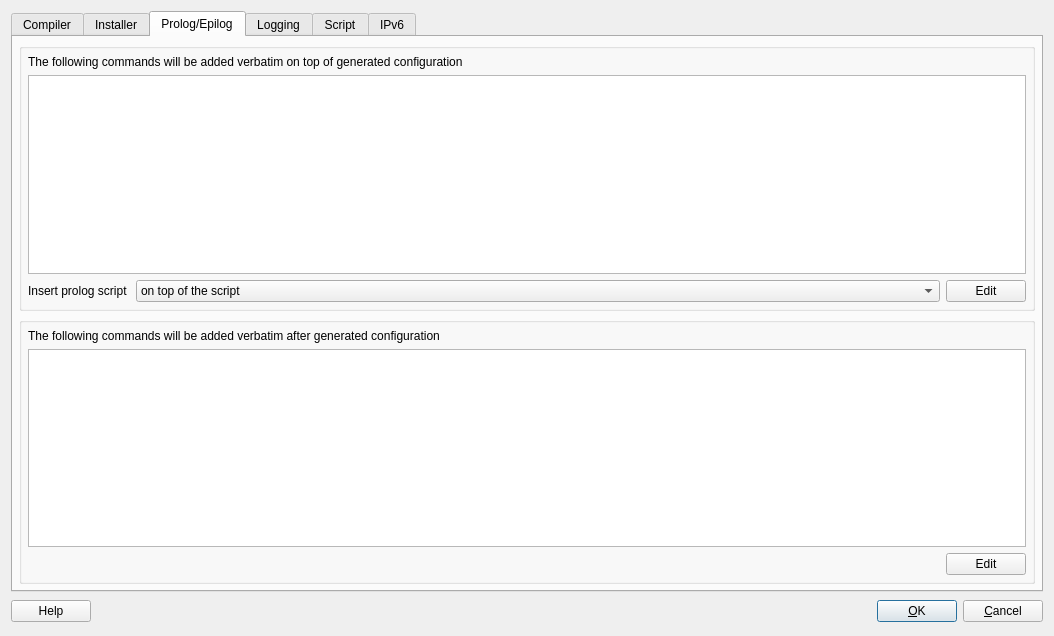
Linuxfabrik/firewallfabrik, file src/firewallfabrik/gui/ui/iptablessettingsdialog_q.ui: the form before one commit.
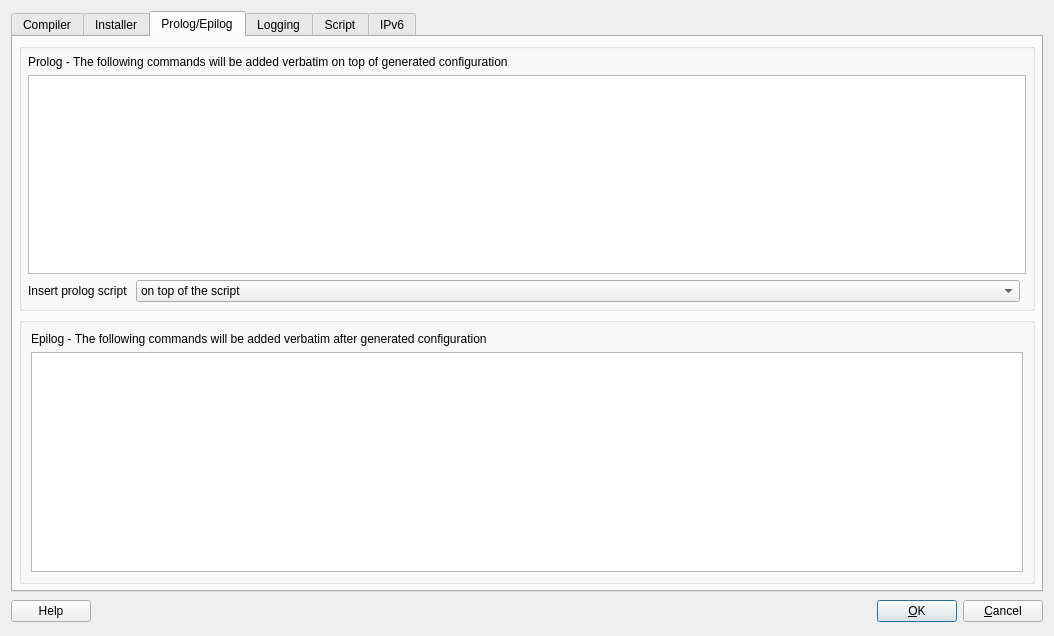
The form after the commit. The open tabs and pages were chosen to show the change.

Commit message: feat(gui): remove superfluous pro-/epilog edit buttons

Diff of the .ui file:
```diff
--- a/src/firewallfabrik/gui/ui/iptablessettingsdialog_q.ui
+++ b/src/firewallfabrik/gui/ui/iptablessettingsdialog_q.ui
@@ -886,39 +886,10 @@
           <string/>
          </property>
          <layout class="QGridLayout">
-          <property name="margin" stdset="0">
-           <number>6</number>
-          </property>
-          <item row="2" column="1">
-           <widget class="QPushButton" name="edit_epilog_button">
-            <property name="text">
-             <string>Edit</string>
-            </property>
-           </widget>
-          </item>
-          <item row="2" column="0">
-           <spacer>
-            <property name="orientation">
-             <enum>Qt::Orientation::Horizontal</enum>
-            </property>
-            <property name="sizeType">
-             <enum>QSizePolicy::Policy::Expanding</enum>
-            </property>
-            <property name="sizeHint" stdset="0">
-             <size>
-              <width>40</width>
-              <height>20</height>
-             </size>
-            </property>
-           </spacer>
-          </item>
-          <item row="1" column="0" colspan="2">
-           <widget class="QTextEdit" name="epilog_script"/>
-          </item>
           <item row="0" column="0" colspan="2">
            <widget class="QLabel" name="textLabel2_2_2">
             <property name="text">
-             <string>The following commands will be added verbatim after generated configuration</string>
+             <string>Epilog - The following commands will be added verbatim after generated configuration</string>
             </property>
             <property name="alignment">
              <set>Qt::AlignmentFlag::AlignVCenter</set>
@@ -928,6 +899,9 @@
             </property>
            </widget>
           </item>
+          <item row="1" column="0" colspan="2">
+           <widget class="QTextEdit" name="epilog_script"/>
+          </item>
          </layout>
         </widget>
        </item>
@@ -946,7 +920,7 @@
           <item row="0" column="0" colspan="3">
            <widget class="QLabel" name="textLabel2_2">
             <property name="text">
-             <string>The following commands will be added verbatim on top of generated configuration</string>
+             <string>Prolog - The following commands will be added verbatim on top of generated configuration</string>
             </property>
             <property name="alignment">
              <set>Qt::AlignmentFlag::AlignVCenter</set>
@@ -956,13 +930,6 @@
             </property>
            </widget>
           </item>
-          <item row="2" column="2">
-           <widget class="QPushButton" name="edit_prolog_button">
-            <property name="text">
-             <string>Edit</string>
-            </property>
-           </widget>
-          </item>
           <item row="2" column="0">
            <widget class="QLabel" name="textLabel1_6">
             <property name="text">
```
Left out of the diff: 34 changed lines with no effect on the pictures.
